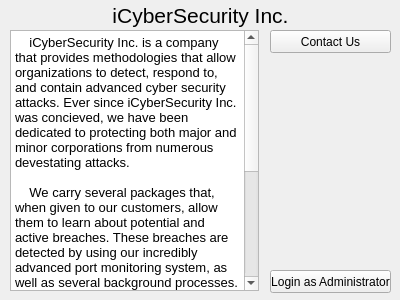
Old version of the form mainwindow.ui in the repository OverworldLord/pxgic.
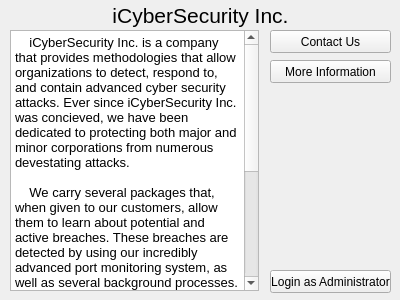
New version of the form.

Commit message: Reintroduced lost functionality (MoreInformation)

```diff
--- a/mainwindow.ui
+++ b/mainwindow.ui
@@ -74,6 +74,19 @@
 &lt;p style=&quot; margin-top:0px; margin-bottom:0px; margin-left:0px; margin-right:0px; -qt-block-indent:0; text-indent:0px;&quot;&gt;&lt;span style=&quot; font-size:10pt;&quot;&gt;    Customers with our package may choose to either suspend their network's access to the internet, or actively combat the attacker while keeping their connection to the internet. Our tools allow them to pinpoint where the attacker currently is, determine how they are attacking, and how to deal with the attacker. Our tools have prevented over 100,000 potentially fatal attacks.&lt;/span&gt;&lt;/p&gt;&lt;/body&gt;&lt;/html&gt;</string>
     </property>
    </widget>
+   <widget class="QPushButton" name="pushButton_3">
+    <property name="geometry">
+     <rect>
+      <x>270</x>
+      <y>60</y>
+      <width>121</width>
+      <height>23</height>
+     </rect>
+    </property>
+    <property name="text">
+     <string>More Information</string>
+    </property>
+   </widget>
   </widget>
  </widget>
  <layoutdefault spacing="6" margin="11"/>
```
The commit also changes 4 other files.
